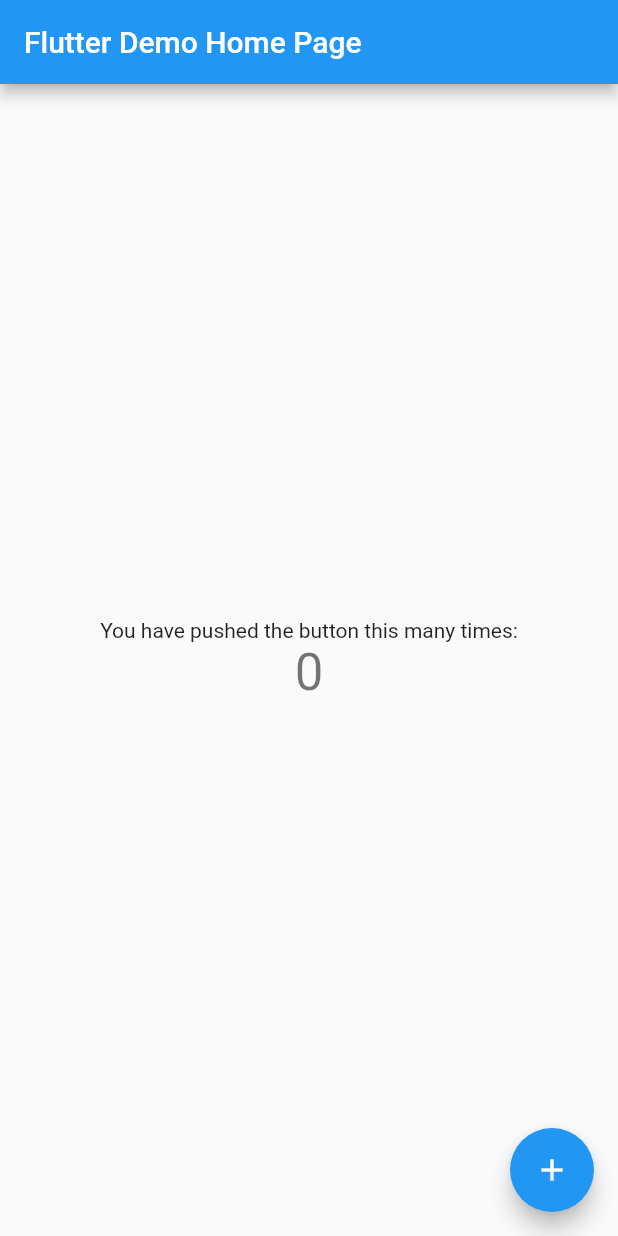
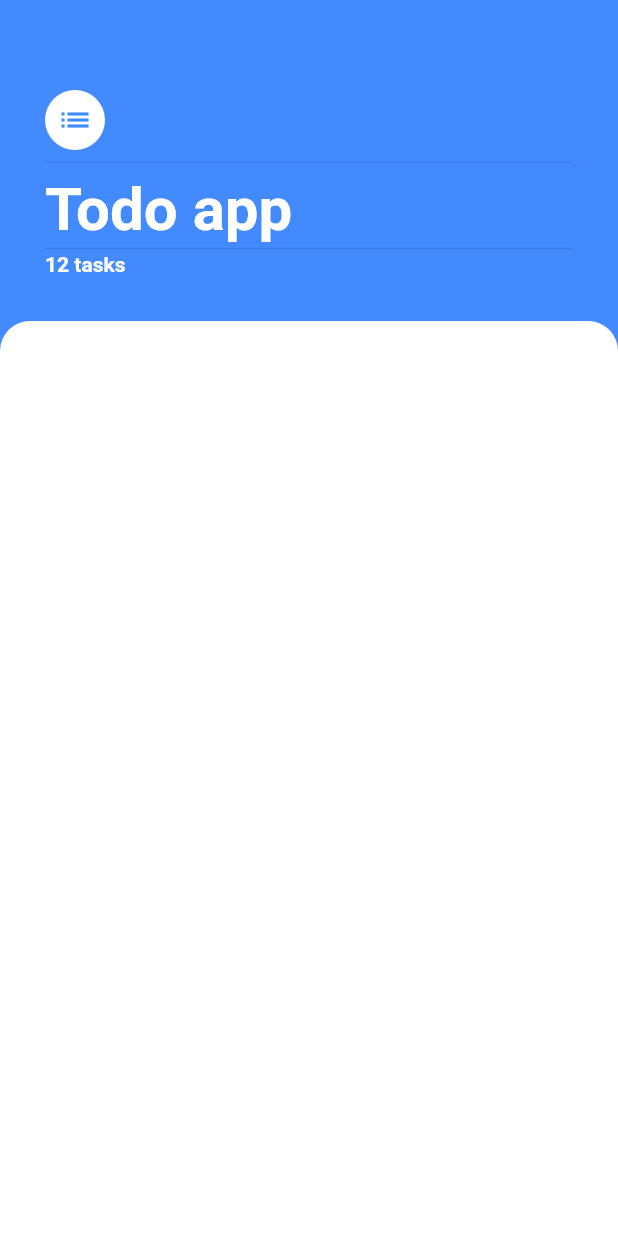
Before and after one commit to sukie2/flutter-todo-app, a Flutter app: the screen it shows after launch, on a phone screen of 412 x 824 dp. Run offline on Flutter 3.47's test engine with Material 2 defaults, Android fonts, the phone set to English and light mode, and no system bars.

Commit message:
Tasks screen UI modifications

```diff
--- a/lib/main.dart
+++ b/lib/main.dart
@@ -1,113 +1,17 @@
 import 'package:flutter/material.dart';
+import 'package:flutter_todo_app1/screens/tasks_screen.dart';
 
 void main() {
-  runApp(MyApp());
+  runApp(TodoApp());
 }
 
-class MyApp extends StatelessWidget {
-  // This widget is the root of your application.
+class TodoApp extends StatelessWidget {
+  const TodoApp({Key? key}) : super(key: key);
+
   @override
   Widget build(BuildContext context) {
     return MaterialApp(
-      title: 'Flutter Demo',
-      theme: ThemeData(
-        // This is the theme of your application.
-        //
-        // Try running your application with "flutter run". You'll see the
-        // application has a blue toolbar. Then, without quitting the app, try
-        // changing the primarySwatch below to Colors.green and then invoke
-        // "hot reload" (press "r" in the console where you ran "flutter run",
-        // or simply save your changes to "hot reload" in a Flutter IDE).
-        // Notice that the counter didn't reset back to zero; the application
-        // is not restarted.
-        primarySwatch: Colors.blue,
-      ),
-      home: MyHomePage(title: 'Flutter Demo Home Page'),
+      home: TasksScreen(),
     );
   }
 }
-
-class MyHomePage extends StatefulWidget {
-  MyHomePage({Key? key, required this.title}) : super(key: key);
-
-  // This widget is the home page of your application. It is stateful, meaning
-  // that it has a State object (defined below) that contains fields that affect
-  // how it looks.
-
-  // This class is the configuration for the state. It holds the values (in this
-  // case the title) provided by the parent (in this case the App widget) and
-  // used by the build method of the State. Fields in a Widget subclass are
-  // always marked "final".
-
-  final String title;
-
-  @override
-  _MyHomePageState createState() => _MyHomePageState();
-}
-
-class _MyHomePageState extends State<MyHomePage> {
-  int _counter = 0;
-
-  void _incrementCounter() {
-    setState(() {
-      // This call to setState tells the Flutter framework that something has
-      // changed in this State, which causes it to rerun the build method below
-      // so that the display can reflect the updated values. If we changed
-      // _counter without calling setState(), then the build method would not be
-      // called again, and so nothing would appear to happen.
-      _counter++;
-    });
-  }
-
-  @override
-  Widget build(BuildContext context) {
-    // This method is rerun every time setState is called, for instance as done
-    // by the _incrementCounter method above.
-    //
-    // The Flutter framework has been optimized to make rerunning build methods
-    // fast, so that you can just rebuild anything that needs updating rather
-    // than having to individually change instances of widgets.
-    return Scaffold(
-      appBar: AppBar(
-        // Here we take the value from the MyHomePage object that was created by
-        // the App.build method, and use it to set our appbar title.
-        title: Text(widget.title),
-      ),
-      body: Center(
-        // Center is a layout widget. It takes a single child and positions it
-        // in the middle of the parent.
-        child: Column(
-          // Column is also a layout widget. It takes a list of children and
-          // arranges them vertically. By default, it sizes itself to fit its
-          // children horizontally, and tries to be as tall as its parent.
-          //
-          // Invoke "debug painting" (press "p" in the console, choose the
-          // "Toggle Debug Paint" action from the Flutter Inspector in Android
-          // Studio, or the "Toggle Debug Paint" command in Visual Studio Code)
-          // to see the wireframe for each widget.
-          //
-          // Column has various properties to control how it sizes itself and
-          // how it positions its children. Here we use mainAxisAlignment to
-          // center the children vertically; the main axis here is the vertical
-          // axis because Columns are vertical (the cross axis would be
-          // horizontal).
-          mainAxisAlignment: MainAxisAlignment.center,
-          children: <Widget>[
-            Text(
-              'You have pushed the button this many times:',
-            ),
-            Text(
-              '$_counter',
-              style: Theme.of(context).textTheme.headline4,
-            ),
-          ],
-        ),
-      ),
-      floatingActionButton: FloatingActionButton(
-        onPressed: _incrementCounter,
-        tooltip: 'Increment',
-        child: Icon(Icons.add),
-      ), // This trailing comma makes auto-formatting nicer for build methods.
-    );
-  }
-}
--- /dev/null
+++ b/lib/screens/tasks_screen.dart
@@ -0,0 +1,57 @@
+import 'package:flutter/material.dart';
+
+class TasksScreen extends StatelessWidget {
+  @override
+  Widget build(BuildContext context) {
+    return Scaffold(
+      backgroundColor: Colors.blueAccent,
+      body: Column(
+        crossAxisAlignment: CrossAxisAlignment.start,
+        children: [
+          Padding(
+            padding: EdgeInsets.only(top: 60, left: 30, bottom: 30, right: 30),
+            child: Column(
+              crossAxisAlignment: CrossAxisAlignment.start,
+              children: [
+                CircleAvatar(
+                  backgroundColor: Colors.white,
+                  child: Icon(
+                    Icons.list,
+                    color: Colors.blueAccent,
+                  ),
+                ),
+                Divider(),
+                Text(
+                  'Todo app',
+                  style: TextStyle(
+                      color: Colors.white,
+                      fontSize: 40,
+                      fontWeight: FontWeight.w700),
+                ),
+                Divider(
+                  height: 5,
+                ),
+                Text(
+                  '12 tasks',
+                  style: TextStyle(
+                      color: Colors.white, fontWeight: FontWeight.bold),
+                ),
+              ],
+            ),
+          ),
+          Expanded(
+            child: Container(
+              decoration: BoxDecoration(
+                color: Colors.white,
+                borderRadius: BorderRadius.only(
+                  topLeft: Radius.circular(20),
+                  topRight: Radius.circular(20),
+                ),
+              ),
+            ),
+          )
+        ],
+      ),
+    );
+  }
+}
```
